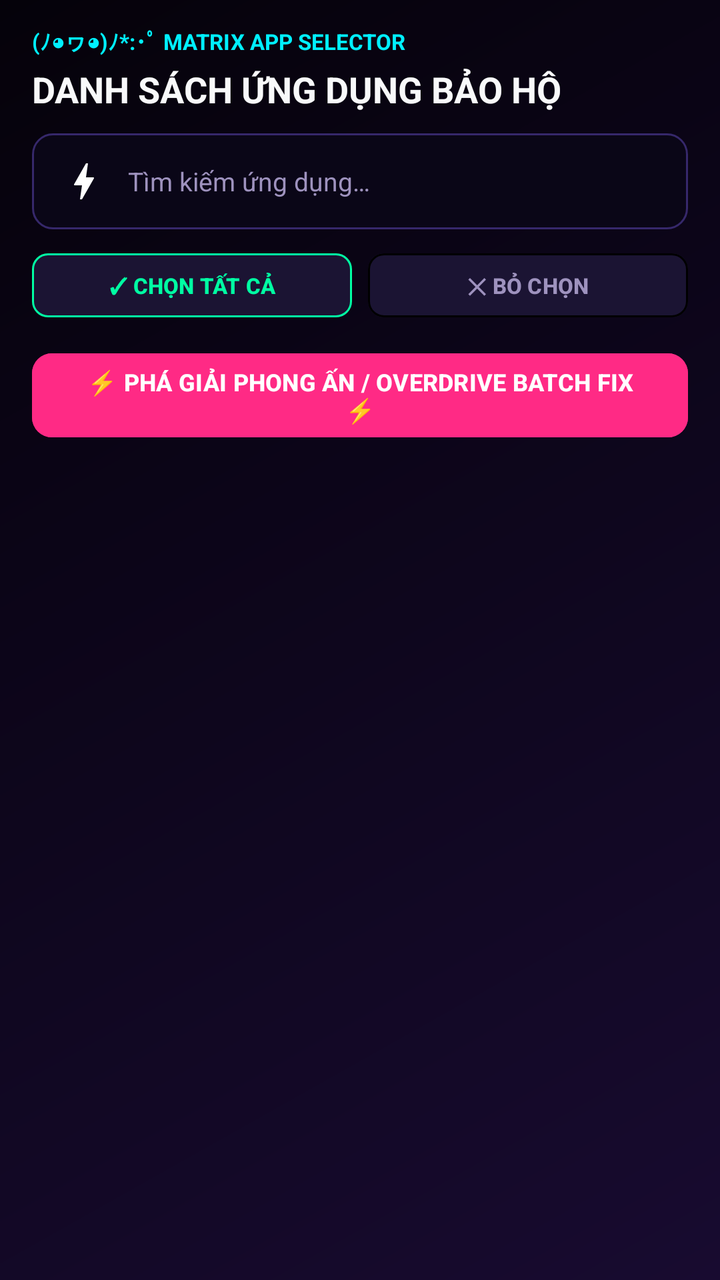
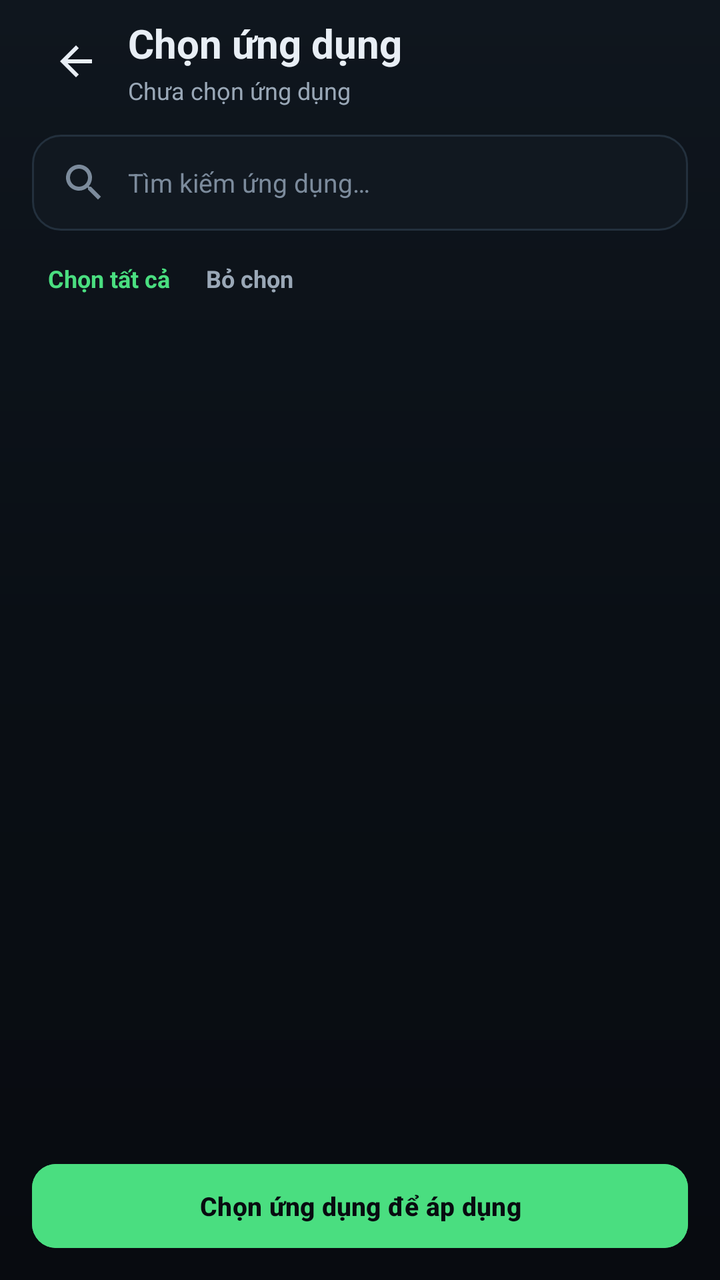

Screens rendered from an Android XML layout before and after an edit, with the pre-edit source and the edit as a unified diff.
<!-- AndroidManifest.xml: application theme Theme.HyperOSNotificationFixer -->
<!-- res/layout/activity_app_list.xml -->
<?xml version="1.0" encoding="utf-8"?>
<androidx.constraintlayout.widget.ConstraintLayout xmlns:android="http://schemas.android.com/apk/res/android"
    xmlns:app="http://schemas.android.com/apk/res-auto"
    android:id="@+id/appListViewRoot"
    android:layout_width="match_parent"
    android:layout_height="match_parent"
    android:background="@drawable/bg_cyber_gradient"
    android:clipToPadding="false">

    <LinearLayout
        android:id="@+id/appListContainer"
        android:layout_width="0dp"
        android:layout_height="0dp"
        android:orientation="vertical"
        android:paddingHorizontal="16dp"
        android:paddingTop="12dp"
        app:layout_constraintBottom_toBottomOf="parent"
        app:layout_constraintEnd_toEndOf="parent"
        app:layout_constraintStart_toStartOf="parent"
        app:layout_constraintTop_toTopOf="parent"
        app:layout_constraintWidth_max="600dp">

        
        <TextView
            android:layout_width="wrap_content"
            android:layout_height="wrap_content"
            android:layout_marginBottom="4dp"
            android:text="(ﾉ◕ヮ◕)ﾉ*:･ﾟ MATRIX APP SELECTOR"
            android:textColor="@color/secondary"
            android:textSize="11sp"
            android:textStyle="bold" />

        <TextView
            android:layout_width="wrap_content"
            android:layout_height="wrap_content"
            android:layout_marginBottom="10dp"
            android:text="DANH SÁCH ỨNG DỤNG BẢO HỘ"
            android:textColor="@color/text_primary"
            android:textSize="18sp"
            android:textStyle="bold" />

        <EditText
            android:id="@+id/etSearch"
            android:layout_width="match_parent"
            android:layout_height="48dp"
            android:background="@drawable/bg_terminal_box"
            android:drawableStart="@drawable/ic_bolt"
            android:drawablePadding="10dp"
            android:hint="@string/search_apps"
            android:imeOptions="actionDone"
            android:inputType="text"
            android:paddingHorizontal="14dp"
            android:textColor="@color/accent_neon_green"
            android:textColorHint="@color/text_secondary"
            android:textSize="13sp" />

        <LinearLayout
            android:layout_width="match_parent"
            android:layout_height="wrap_content"
            android:layout_marginTop="8dp"
            android:orientation="horizontal">

            <com.google.android.material.button.MaterialButton
                android:id="@+id/btnSelectAll"
                style="@style/Widget.Material3.Button.TonalButton"
                android:layout_width="0dp"
                android:layout_height="40dp"
                android:layout_marginEnd="4dp"
                android:layout_weight="1"
                android:backgroundTint="@color/surface_card"
                android:text="✓ CHỌN TẤT CẢ"
                android:textColor="@color/accent_neon_green"
                android:textSize="11sp"
                android:textStyle="bold"
                app:cornerRadius="8dp"
                app:strokeColor="@color/accent_neon_green"
                app:strokeWidth="1dp" />

            <com.google.android.material.button.MaterialButton
                android:id="@+id/btnDeselectAll"
                style="@style/Widget.Material3.Button.TonalButton"
                android:layout_width="0dp"
                android:layout_height="40dp"
                android:layout_marginStart="4dp"
                android:layout_weight="1"
                android:backgroundTint="@color/surface_card"
                android:text="✕ BỎ CHỌN"
                android:textColor="@color/text_secondary"
                android:textSize="11sp"
                android:textStyle="bold"
                app:cornerRadius="8dp"
                app:strokeColor="@color/cyber_border"
                app:strokeWidth="1dp" />
        </LinearLayout>

        <com.google.android.material.button.MaterialButton
            android:id="@+id/btnApplyBatch"
            android:layout_width="match_parent"
            android:layout_height="50dp"
            android:layout_marginTop="10dp"
            android:backgroundTint="@color/primary"
            android:text="⚡ PHÁ GIẢI PHONG ẤN / OVERDRIVE BATCH FIX ⚡"
            android:textColor="#FFFFFF"
            android:textSize="12sp"
            android:textStyle="bold"
            app:cornerRadius="10dp" />

        <ProgressBar
            android:id="@+id/progressBar"
            android:layout_width="wrap_content"
            android:layout_height="wrap_content"
            android:layout_gravity="center"
            android:layout_marginTop="12dp"
            android:indeterminateTint="@color/primary"
            android:visibility="gone" />

        <androidx.recyclerview.widget.RecyclerView
            android:id="@+id/rvApps"
            android:layout_width="match_parent"
            android:layout_height="0dp"
            android:layout_marginTop="8dp"
            android:layout_weight="1"
            android:clipToPadding="false"
            android:paddingBottom="16dp"
            android:scrollbars="vertical" />

    </LinearLayout>
</androidx.constraintlayout.widget.ConstraintLayout>
<!-- resources referenced by this layout -->
<resources>
  <color name="accent_neon_green">#00FFA3</color>
  <color name="primary">#FF2A85</color>
  <color name="secondary">#00F0FF</color>
  <color name="surface_card">#1B1433</color>
  <color name="text_primary">#F8F9FA</color>
  <color name="text_secondary">#9E92BE</color>
  <!-- drawable bg_cyber_gradient (drawable) -->
  <?xml version="1.0" encoding="utf-8"?>
  <shape xmlns:android="http://schemas.android.com/apk/res/android">
      <gradient
          android:angle="135"
          android:startColor="#180B30"
          android:centerColor="#0E061D"
          android:endColor="#05020A"
          android:type="linear" />
  </shape>
  <!-- drawable bg_terminal_box (drawable) -->
  <?xml version="1.0" encoding="utf-8"?>
  <shape xmlns:android="http://schemas.android.com/apk/res/android">
      <solid android:color="#0A0617" />
      <stroke android:width="1dp" android:color="#36286B" />
      <corners android:radius="10dp" />
  </shape>
  <!-- drawable ic_bolt (drawable) -->
  <vector xmlns:android="http://schemas.android.com/apk/res/android"
      android:width="24dp"
      android:height="24dp"
      android:viewportWidth="24"
      android:viewportHeight="24">
      <path
          android:fillColor="#FFFFFFFF"
          android:pathData="M11,21h-1l1,-7H7.5c-0.58,0 -0.57,-0.32 -0.38,-0.66 0.19,-0.34 0.05,-0.08 0.07,-0.12C8.48,10.94 10.42,7.54 13,3h1l-1,7h3.5c0.49,0 0.56,0.33 0.47,0.51l-0.07,0.15C12.96,17.55 11,21 11,21z"/>
  </vector>
  <style name="Theme.HyperOSNotificationFixer" parent="Theme.Material3.Dark.NoActionBar">
          <item name="colorPrimary">@color/primary</item>
          <item name="colorPrimaryVariant">@color/primary_variant</item>
          <item name="colorSecondary">@color/secondary</item>
          <item name="android:statusBarColor">@android:color/transparent</item>
          <item name="android:navigationBarColor">@android:color/transparent</item>
          <item name="android:windowBackground">@drawable/bg_cyber_gradient</item>
          <item name="android:windowLightStatusBar">false</item>
          <item name="android:windowLightNavigationBar">false</item>
          <item name="android:windowLayoutInDisplayCutoutMode" tools:targetApi="p">shortEdges</item>
          <item name="android:enforceNavigationBarContrast" tools:targetApi="q">false</item>
          <item name="android:enforceStatusBarContrast" tools:targetApi="q">false</item>
      </style>
  <color name="primary_variant">#D81B60</color>
  <!-- unchanged entries left out for length: 1 -->
</resources>

<!-- the commit's change to res/layout/activity_app_list.xml (unified diff, before → after) -->
@@ -4,7 +4,7 @@
     android:id="@+id/appListViewRoot"
     android:layout_width="match_parent"
     android:layout_height="match_parent"
-    android:background="@drawable/bg_cyber_gradient"
+    android:background="@drawable/bg_app"
     android:clipToPadding="false">
 
     <LinearLayout
@@ -13,116 +13,164 @@
         android:layout_height="0dp"
         android:orientation="vertical"
         android:paddingHorizontal="16dp"
-        android:paddingTop="12dp"
+        android:paddingTop="8dp"
+        android:paddingBottom="12dp"
         app:layout_constraintBottom_toBottomOf="parent"
         app:layout_constraintEnd_toEndOf="parent"
         app:layout_constraintStart_toStartOf="parent"
         app:layout_constraintTop_toTopOf="parent"
-        app:layout_constraintWidth_max="600dp">
+        app:layout_constraintWidth_max="560dp">
 
         
-        <TextView
-            android:layout_width="wrap_content"
+        <LinearLayout
+            android:layout_width="match_parent"
             android:layout_height="wrap_content"
-            android:layout_marginBottom="4dp"
-            android:text="(ﾉ◕ヮ◕)ﾉ*:･ﾟ MATRIX APP SELECTOR"
-            android:textColor="@color/secondary"
-            android:textSize="11sp"
-            android:textStyle="bold" />
+            android:gravity="center_vertical"
+            android:orientation="horizontal">
 
-        <TextView
-            android:layout_width="wrap_content"
-            android:layout_height="wrap_content"
-            android:layout_marginBottom="10dp"
-            android:text="DANH SÁCH ỨNG DỤNG BẢO HỘ"
-            android:textColor="@color/text_primary"
-            android:textSize="18sp"
-            android:textStyle="bold" />
+            <ImageButton
+                android:id="@+id/btnBack"
+                android:layout_width="44dp"
+                android:layout_height="44dp"
+                android:background="?attr/selectableItemBackgroundBorderless"
+                android:contentDescription="@string/action_back"
+                android:padding="10dp"
+                android:src="@drawable/ic_arrow_back"
+                app:tint="@color/text_primary" />
 
+            <LinearLayout
+                android:layout_width="0dp"
+                android:layout_height="wrap_content"
+                android:layout_marginStart="4dp"
+                android:layout_weight="1"
+                android:orientation="vertical">
+
+                <TextView
+                    android:layout_width="match_parent"
+                    android:layout_height="wrap_content"
+                    android:text="@string/select_apps"
+                    android:textColor="@color/text_primary"
+                    android:textSize="20sp"
+                    android:textStyle="bold" />
+
+                <TextView
+                    android:id="@+id/tvSelectionSummary"
+                    android:layout_width="match_parent"
+                    android:layout_height="wrap_content"
+                    android:layout_marginTop="2dp"
+                    android:text="@string/selection_none"
+                    android:textColor="@color/text_secondary"
+                    android:textSize="12sp" />
+            </LinearLayout>
+        </LinearLayout>
+
+        
         <EditText
             android:id="@+id/etSearch"
             android:layout_width="match_parent"
             android:layout_height="48dp"
-            android:background="@drawable/bg_terminal_box"
-            android:drawableStart="@drawable/ic_bolt"
+            android:layout_marginTop="14dp"
+            android:background="@drawable/bg_search"
+            android:drawableStart="@drawable/ic_search"
             android:drawablePadding="10dp"
+            android:drawableTint="@color/text_tertiary"
             android:hint="@string/search_apps"
             android:imeOptions="actionDone"
+            android:importantForAutofill="no"
             android:inputType="text"
+            android:maxLines="1"
             android:paddingHorizontal="14dp"
-            android:textColor="@color/accent_neon_green"
-            android:textColorHint="@color/text_secondary"
+            android:textColor="@color/text_primary"
+            android:textColorHint="@color/text_tertiary"
             android:textSize="13sp" />
 
+        
         <LinearLayout
             android:layout_width="match_parent"
             android:layout_height="wrap_content"
-            android:layout_marginTop="8dp"
+            android:layout_marginTop="2dp"
+            android:gravity="center_vertical"
             android:orientation="horizontal">
 
-            <com.google.android.material.button.MaterialButton
+            <TextView
                 android:id="@+id/btnSelectAll"
-                style="@style/Widget.Material3.Button.TonalButton"
+                android:layout_width="wrap_content"
+                android:layout_height="44dp"
+                android:background="?attr/selectableItemBackgroundBorderless"
+                android:clickable="true"
+                android:focusable="true"
+                android:gravity="center"
+                android:paddingHorizontal="8dp"
+                android:text="@string/select_all"
+                android:textColor="@color/accent"
+                android:textSize="12sp"
+                android:textStyle="bold" />
+
+            <TextView
+                android:id="@+id/btnDeselectAll"
+                android:layout_width="wrap_content"
+                android:layout_height="44dp"
+                android:layout_marginStart="2dp"
+                android:background="?attr/selectableItemBackgroundBorderless"
+                android:clickable="true"
+                android:focusable="true"
+                android:gravity="center"
+                android:paddingHorizontal="8dp"
+                android:text="@string/deselect_all"
+                android:textColor="@color/text_secondary"
+                android:textSize="12sp"
+                android:textStyle="bold" />
+
+            <Space
                 android:layout_width="0dp"
-                android:layout_height="40dp"
-                android:layout_marginEnd="4dp"
-                android:layout_weight="1"
-                android:backgroundTint="@color/surface_card"
-                android:text="✓ CHỌN TẤT CẢ"
-                android:textColor="@color/accent_neon_green"
-                android:textSize="11sp"
-                android:textStyle="bold"
-                app:cornerRadius="8dp"
-                app:strokeColor="@color/accent_neon_green"
-                app:strokeWidth="1dp" />
+                android:layout_height="1dp"
+                android:layout_weight="1" />
 
-            <com.google.android.material.button.MaterialButton
-                android:id="@+id/btnDeselectAll"
-                style="@style/Widget.Material3.Button.TonalButton"
-                android:layout_width="0dp"
-                android:layout_height="40dp"
-                android:layout_marginStart="4dp"
-                android:layout_weight="1"
-                android:backgroundTint="@color/surface_card"
-                android:text="✕ BỎ CHỌN"
-                android:textColor="@color/text_secondary"
-                android:textSize="11sp"
-                android:textStyle="bold"
-                app:cornerRadius="8dp"
-                app:strokeColor="@color/cyber_border"
-                app:strokeWidth="1dp" />
+            <ProgressBar
+                android:id="@+id/progressBar"
+                android:layout_width="18dp"
+                android:layout_height="18dp"
+                android:indeterminateTint="@color/accent"
+                android:visibility="gone" />
         </LinearLayout>
+
+        <FrameLayout
+            android:layout_width="match_parent"
+            android:layout_height="0dp"
+            android:layout_marginTop="2dp"
+            android:layout_weight="1">
+
+            <androidx.recyclerview.widget.RecyclerView
+                android:id="@+id/rvApps"
+                android:layout_width="match_parent"
+                android:layout_height="match_parent"
+                android:clipToPadding="false"
+                android:paddingBottom="8dp"
+                android:scrollbars="none" />
+
+            <TextView
+                android:id="@+id/tvEmpty"
+                android:layout_width="wrap_content"
+                android:layout_height="wrap_content"
+                android:layout_gravity="center"
+                android:text="@string/empty_no_apps"
+                android:textColor="@color/text_tertiary"
+                android:textSize="13sp"
+                android:visibility="gone" />
+        </FrameLayout>
 
         <com.google.android.material.button.MaterialButton
             android:id="@+id/btnApplyBatch"
             android:layout_width="match_parent"
             android:layout_height="50dp"
-            android:layout_marginTop="10dp"
-            android:backgroundTint="@color/primary"
-            android:text="⚡ PHÁ GIẢI PHONG ẤN / OVERDRIVE BATCH FIX ⚡"
-            android:textColor="#FFFFFF"
-            android:textSize="12sp"
+            android:layout_marginTop="6dp"
+            android:backgroundTint="@color/accent"
+            android:enabled="false"
+            android:text="@string/apply_none"
+            android:textAllCaps="false"
+            android:textColor="@color/bg_app"
+            android:textSize="13sp"
             android:textStyle="bold"
-            app:cornerRadius="10dp" />
-
-        <ProgressBar
-            android:id="@+id/progressBar"
-            android:layout_width="wrap_content"
-            android:layout_height="wrap_content"
-            android:layout_gravity="center"
-            android:layout_marginTop="12dp"
-            android:indeterminateTint="@color/primary"
-            android:visibility="gone" />
-
-        <androidx.recyclerview.widget.RecyclerView
-            android:id="@+id/rvApps"
-            android:layout_width="match_parent"
-            android:layout_height="0dp"
-            android:layout_marginTop="8dp"
-            android:layout_weight="1"
-            android:clipToPadding="false"
-            android:paddingBottom="16dp"
-            android:scrollbars="vertical" />
-
+            app:cornerRadius="12dp" />
     </LinearLayout>
 </androidx.constraintlayout.widget.ConstraintLayout>
<!-- resource entries referenced after the edit -->
@@ -1,29 +1,39 @@
 <!-- resources referenced by this layout -->
 <resources>
-  <color name="accent_neon_green">#00FFA3</color>
-  <color name="primary">#FF2A85</color>
-  <color name="secondary">#00F0FF</color>
-  <color name="surface_card">#1B1433</color>
-  <color name="text_primary">#F8F9FA</color>
-  <color name="text_secondary">#9E92BE</color>
-  <!-- drawable bg_cyber_gradient (drawable) -->
+  <color name="accent">#4ADE80</color>
+  <color name="bg_app">#080B10</color>
+  <color name="text_primary">#E8EEF5</color>
+  <color name="text_secondary">#9AA8B7</color>
+  <color name="text_tertiary">#7C8B9C</color>
+  <!-- drawable bg_app (drawable) -->
   <?xml version="1.0" encoding="utf-8"?>
   <shape xmlns:android="http://schemas.android.com/apk/res/android">
       <gradient
-          android:angle="135"
-          android:startColor="#180B30"
-          android:centerColor="#0E061D"
-          android:endColor="#05020A"
+          android:angle="270"
+          android:startColor="#0F161E"
+          android:centerColor="#0A0F15"
+          android:endColor="#080B10"
           android:type="linear" />
   </shape>
-  <!-- drawable bg_terminal_box (drawable) -->
+  <!-- drawable bg_search (drawable) -->
   <?xml version="1.0" encoding="utf-8"?>
   <shape xmlns:android="http://schemas.android.com/apk/res/android">
-      <solid android:color="#0A0617" />
-      <stroke android:width="1dp" android:color="#36286B" />
-      <corners android:radius="10dp" />
+      <solid android:color="#111820" />
+      <stroke android:width="1dp" android:color="#23303D" />
+      <corners android:radius="14dp" />
   </shape>
-  <!-- drawable ic_bolt (drawable) -->
+  <!-- drawable ic_arrow_back (drawable) -->
+  <vector xmlns:android="http://schemas.android.com/apk/res/android"
+      android:autoMirrored="true"
+      android:width="24dp"
+      android:height="24dp"
+      android:viewportWidth="24"
+      android:viewportHeight="24">
+      <path
+          android:fillColor="#FFFFFFFF"
+          android:pathData="M20,11H7.83l5.59,-5.59L12,4l-8,8 8,8 1.41,-1.41L7.83,13H20v-2z" />
+  </vector>
+  <!-- drawable ic_search (drawable) -->
   <vector xmlns:android="http://schemas.android.com/apk/res/android"
       android:width="24dp"
       android:height="24dp"
@@ -31,22 +41,42 @@
       android:viewportHeight="24">
       <path
           android:fillColor="#FFFFFFFF"
-          android:pathData="M11,21h-1l1,-7H7.5c-0.58,0 -0.57,-0.32 -0.38,-0.66 0.19,-0.34 0.05,-0.08 0.07,-0.12C8.48,10.94 10.42,7.54 13,3h1l-1,7h3.5c0.49,0 0.56,0.33 0.47,0.51l-0.07,0.15C12.96,17.55 11,21 11,21z"/>
+          android:pathData="M15.5,14h-0.79l-0.28,-0.27C15.41,12.59 16,11.11 16,9.5 16,5.91 13.09,3 9.5,3S3,5.91 3,9.5 5.91,16 9.5,16c1.61,0 3.09,-0.59 4.23,-1.57l0.27,0.28v0.79l5,4.99L20.49,19l-4.99,-5zM9.5,14C7.01,14 5,11.99 5,9.5S7.01,5 9.5,5 14,7.01 14,9.5 11.99,14 9.5,14z" />
   </vector>
+  <string name="action_back">Quay lại</string>
+  <string name="apply_none">Chọn ứng dụng để áp dụng</string>
+  <string name="deselect_all">Bỏ chọn</string>
+  <string name="empty_no_apps">Không tìm thấy ứng dụng</string>
+  <string name="select_all">Chọn tất cả</string>
+  <string name="select_apps">Chọn ứng dụng</string>
+  <string name="selection_none">Chưa chọn ứng dụng</string>
   <style name="Theme.HyperOSNotificationFixer" parent="Theme.Material3.Dark.NoActionBar">
-          <item name="colorPrimary">@color/primary</item>
-          <item name="colorPrimaryVariant">@color/primary_variant</item>
-          <item name="colorSecondary">@color/secondary</item>
+          <item name="colorPrimary">@color/accent</item>
+          <item name="colorOnPrimary">@color/bg_app</item>
+          <item name="colorPrimaryContainer">@color/accent_soft</item>
+          <item name="colorOnPrimaryContainer">@color/accent</item>
+          <item name="colorSecondary">@color/text_secondary</item>
+          <item name="colorSurface">@color/surface</item>
+          <item name="colorOnSurface">@color/text_primary</item>
+          <item name="colorOnSurfaceVariant">@color/text_secondary</item>
+          <item name="colorSurfaceVariant">@color/surface_muted</item>
+          <item name="colorOutline">@color/divider</item>
+          <item name="colorOutlineVariant">@color/divider</item>
+          <item name="android:colorBackground">@color/bg_app</item>
+          <item name="android:windowBackground">@drawable/bg_app</item>
           <item name="android:statusBarColor">@android:color/transparent</item>
           <item name="android:navigationBarColor">@android:color/transparent</item>
-          <item name="android:windowBackground">@drawable/bg_cyber_gradient</item>
           <item name="android:windowLightStatusBar">false</item>
-          <item name="android:windowLightNavigationBar">false</item>
+          <item name="android:windowLightNavigationBar" tools:targetApi="o_mr1">false</item>
+          <item name="android:forceDarkAllowed" tools:targetApi="q">false</item>
           <item name="android:windowLayoutInDisplayCutoutMode" tools:targetApi="p">shortEdges</item>
           <item name="android:enforceNavigationBarContrast" tools:targetApi="q">false</item>
           <item name="android:enforceStatusBarContrast" tools:targetApi="q">false</item>
       </style>
-  <color name="primary_variant">#D81B60</color>
+  <color name="accent_soft">#102A1E</color>
+  <color name="surface">#11161D</color>
+  <color name="surface_muted">#1A222D</color>
+  <color name="divider">#212C38</color>
   <!-- unchanged entries left out for length: 1 -->
 </resources>
 
